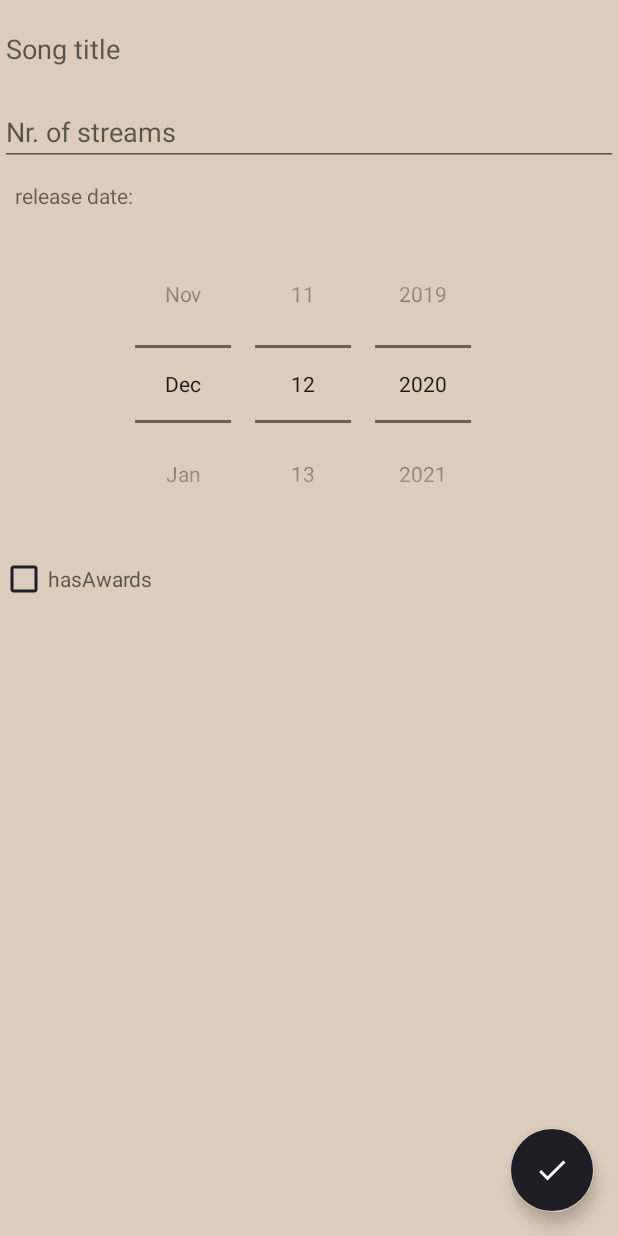
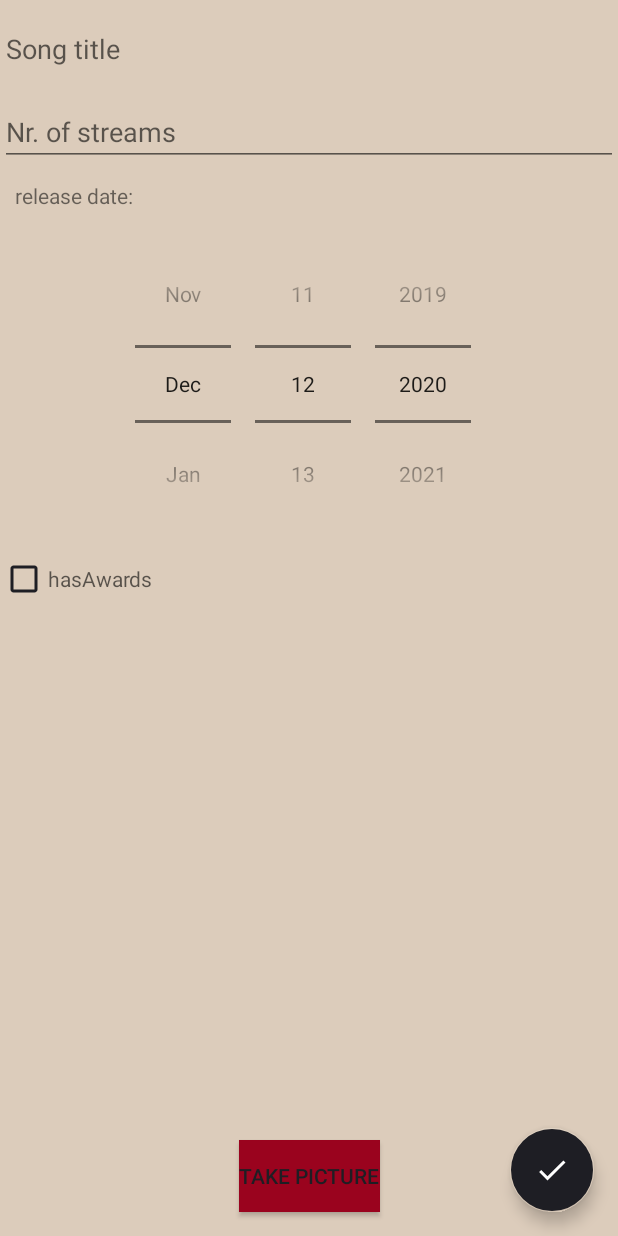
Before and after one commit to andreeabirdie/PDMAndroid, an Android app: the layout fragment_edit_song.xml on its own in the app's theme, with its tools: preview values and no code run, on a phone screen of 412 x 824 dp. Run offline under Robolectric (Android 15) with nearby library versions, the phone set to English and light mode, and no system bars.

```diff
--- a/app/src/main/java/ro/ubbcluj/ro/birdie/myapp/MainActivity.kt
+++ b/app/src/main/java/ro/ubbcluj/ro/birdie/myapp/MainActivity.kt
@@ -1,6 +1,5 @@
 package ro.ubbcluj.ro.birdie.myapp
 
-import android.content.Context
 import android.net.*
 import android.os.Build
 import android.os.Bundle
@@ -9,7 +8,6 @@ import android.view.Menu
 import android.widget.Toast
 import androidx.annotation.RequiresApi
 import androidx.appcompat.app.AppCompatActivity
-import androidx.lifecycle.Observer
 import kotlinx.android.synthetic.main.activity_main.*
 import kotlinx.coroutines.InternalCoroutinesApi
 import ro.ubbcluj.ro.birdie.myapp.core.Properties
@@ -29,7 +27,7 @@ class MainActivity : AppCompatActivity() {
 
         Properties.instance.toastMessage.observe(
             this,
-            { Toast.makeText(this, it, Toast.LENGTH_SHORT).show() })
+            { Toast.makeText(this, it, Toast.LENGTH_LONG).show() })
     }
 
     @RequiresApi(Build.VERSION_CODES.N)
--- a/app/src/main/java/ro/ubbcluj/ro/birdie/myapp/songs/data/Song.kt
+++ b/app/src/main/java/ro/ubbcluj/ro/birdie/myapp/songs/data/Song.kt
@@ -17,7 +17,8 @@ data class Song(
     @ColumnInfo(name = "hasAwards") var hasAwards: Boolean,
     @ColumnInfo(name = "owner") var owner: String?,
     @ColumnInfo(name = "action") var action: String?,
-    @ColumnInfo(name = "attemptUpdateAt") var attemptUpdateAt: Long
+    @ColumnInfo(name = "attemptUpdateAt") var attemptUpdateAt: Long,
+    @ColumnInfo(name = "picturePath") var picturePath: String?
 ) : Parcelable {
     override fun toString(): String = "$title $streams $releaseDate $hasAwards"
 
--- a/app/src/main/java/ro/ubbcluj/ro/birdie/myapp/songs/data/local/SongDatabase.kt
+++ b/app/src/main/java/ro/ubbcluj/ro/birdie/myapp/songs/data/local/SongDatabase.kt
@@ -10,7 +10,7 @@ import kotlinx.coroutines.Dispatchers
 import kotlinx.coroutines.launch
 import ro.ubbcluj.ro.birdie.myapp.songs.data.Song
 
-@Database(entities = [Song::class], version = 11)
+@Database(entities = [Song::class], version = 12)
 abstract class SongDatabase : RoomDatabase() {
 
     abstract fun songDao(): SongDao
--- a/app/src/main/java/ro/ubbcluj/ro/birdie/myapp/songs/data/remote/SongApi.kt
+++ b/app/src/main/java/ro/ubbcluj/ro/birdie/myapp/songs/data/remote/SongApi.kt
@@ -12,7 +12,7 @@ object SongApi {
         suspend fun find(): List<Song>
 
         @GET("/api/song/{id}")
-        suspend fun read(@Path("id") songId: String): Song;
+        suspend fun read(@Path("id") songId: String): Song
 
         @Headers("Content-Type: application/json")
         @POST("/api/song")
--- a/app/src/main/java/ro/ubbcluj/ro/birdie/myapp/songs/songEdit/SongEditViewModel.kt
+++ b/app/src/main/java/ro/ubbcluj/ro/birdie/myapp/songs/songEdit/SongEditViewModel.kt
@@ -49,7 +49,9 @@ class SongEditViewModel(application: Application) : AndroidViewModel(application
                     Log.d(TAG, "saveOrUpdateItem succeeded");
                 }
                 is Result.Error -> {
-                    Properties.instance.toastMessage.postValue("${result.exception.message}")
+                    if(result.exception.message?.contains("409")!!){
+                        Properties.instance.toastMessage.postValue("There are version conflicts. Please try again")
+                    }
                     Log.w(TAG, "saveOrUpdateItem failed", result.exception)
                     mutableException.value = result.exception
                 }
--- a/app/src/main/java/ro/ubbcluj/ro/birdie/myapp/songs/songList/SongListAdapter.kt
+++ b/app/src/main/java/ro/ubbcluj/ro/birdie/myapp/songs/songList/SongListAdapter.kt
@@ -1,5 +1,6 @@
 package ro.ubbcluj.ro.birdie.myapp.songs.songList
 
+import android.net.Uri
 import android.util.Log
 import android.view.LayoutInflater
 import android.view.View
@@ -73,6 +74,7 @@ class SongListAdapter(
         private val streams: TextView = view.streams
         private val releaseDate: TextView = view.releaseDate
         private val starIc: ImageView = view.starAwards
+        private val albumPicture: ImageView = view.albumPicture
 
         fun bind(holder: ViewHolder, position: Int) {
             val song = songs[position]
@@ -85,6 +87,10 @@ class SongListAdapter(
                 itemView.setOnClickListener(onSongClick)
                 if(song.hasAwards) starIc.visibility = View.VISIBLE
                 else starIc.visibility = View.GONE
+                song.picturePath?.let {
+                    albumPicture.setImageURI(Uri.parse(song.picturePath))
+                    albumPicture.visibility = View.VISIBLE
+                }
             }
         }
     }
--- a/app/src/main/res/layout/fragment_edit_song.xml
+++ b/app/src/main/res/layout/fragment_edit_song.xml
@@ -57,16 +57,14 @@
         app:layout_constraintStart_toStartOf="parent"
         app:layout_constraintTop_toBottomOf="@id/datePicker" />
 
-    <com.google.android.material.floatingactionbutton.FloatingActionButton
-        android:id="@+id/fab"
-        android:layout_width="wrap_content"
-        android:layout_height="wrap_content"
-        android:layout_gravity="bottom|end"
-        android:layout_margin="@dimen/fab_margin"
-        android:backgroundTint="@color/colorPrimaryDark"
-        app:layout_constraintBottom_toBottomOf="parent"
-        app:layout_constraintEnd_toEndOf="@+id/title"
-        app:srcCompat="@drawable/ic_baseline_check_24" />
+    <ImageView
+        android:id="@+id/albumPicture"
+        android:layout_width="200dp"
+        android:layout_height="200dp"
+        app:layout_constraintTop_toBottomOf="@id/hasAwards"
+        app:layout_constraintStart_toStartOf="parent"
+        app:layout_constraintEnd_toEndOf="parent"/>
+
 
     <Button
         android:id="@+id/deleteBtn"
@@ -80,6 +78,29 @@
         app:layout_constraintBottom_toBottomOf="parent"
         app:layout_constraintStart_toStartOf="parent" />
 
+    <Button
+        android:id="@+id/takePictureBtn"
+        android:layout_width="wrap_content"
+        android:layout_height="wrap_content"
+        android:layout_margin="@dimen/fab_margin"
+        android:background="@color/colorPrimary"
+        android:text="@string/take_picture"
+        android:textColor="@color/colorPrimaryDark"
+        app:layout_constraintStart_toStartOf="parent"
+        app:layout_constraintEnd_toEndOf="parent"
+        app:layout_constraintBottom_toBottomOf="parent"/>
+
+    <com.google.android.material.floatingactionbutton.FloatingActionButton
+        android:id="@+id/fab"
+        android:layout_width="wrap_content"
+        android:layout_height="wrap_content"
+        android:layout_gravity="bottom|end"
+        android:layout_margin="@dimen/fab_margin"
+        android:backgroundTint="@color/colorPrimaryDark"
+        app:layout_constraintBottom_toBottomOf="parent"
+        app:layout_constraintEnd_toEndOf="@+id/title"
+        app:srcCompat="@drawable/ic_baseline_check_24" />
+
     <ProgressBar
         android:id="@+id/progress"
         android:layout_width="match_parent"
--- a/app/src/main/res/values/strings.xml
+++ b/app/src/main/res/values/strings.xml
@@ -24,4 +24,5 @@
     <string name="no_awards">no awards</string>
     <string name="active_network">online</string>
     <string name="inactive_network">offline</string>
+    <string name="take_picture">take picture</string>
 </resources>
--- /dev/null
+++ b/app/src/main/res/xml/provider_paths.xml
@@ -0,0 +1,5 @@
+<?xml version="1.0" encoding="utf-8"?>
+<paths xmlns:android="http://schemas.android.com/apk/res/android">
+    <external-files-path name="my_images" path="Android/data/ro.ubbcluj.ro.birdie.myapp/files/Pictures" />
+    <external-path name="external_storage_root" path="." />
+</paths>
```
Also changed, not shown: app/src/main/AndroidManifest.xml (+26 -0 lines), app/src/main/java/ro/ubbcluj/ro/birdie/myapp/songs/songEdit/SongEditFragment.kt (+101 -11 lines), app/src/main/res/layout/view_song.xml (+12 -5 lines).
